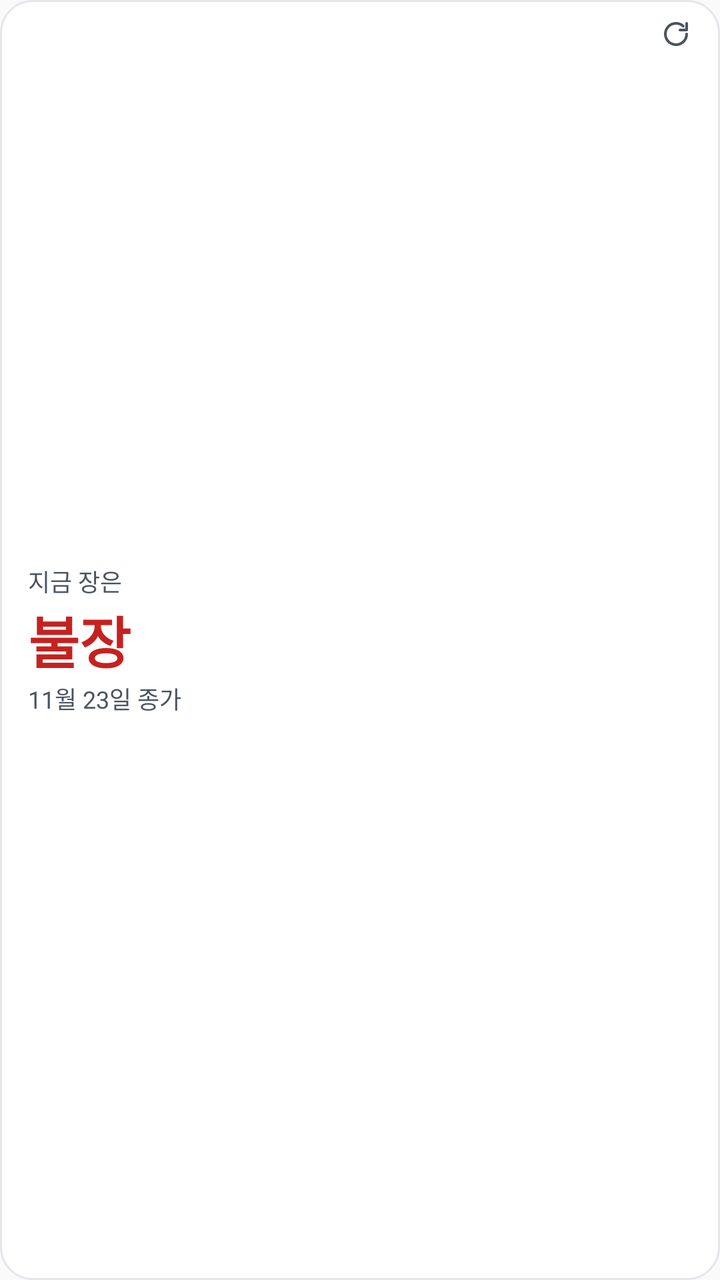
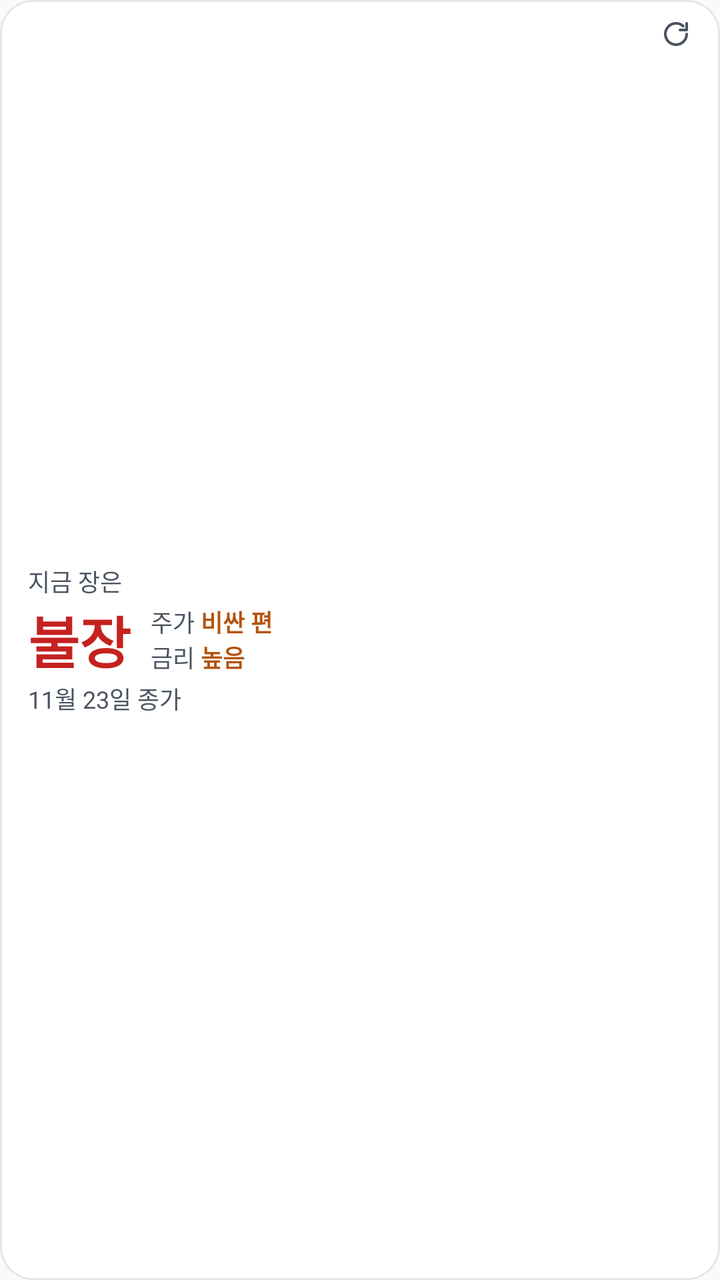

An Android layout rendered at two revisions. The XML below is the earlier revision; the diff shows what the commit changed to produce the second picture.
<!-- AndroidManifest.xml: application theme Theme.HakBanGgul -->
<!-- res/layout/widget_small_preview.xml -->
<?xml version="1.0" encoding="utf-8"?>
<FrameLayout xmlns:android="http://schemas.android.com/apk/res/android"
    android:layout_width="match_parent"
    android:layout_height="match_parent"
    android:background="@drawable/widget_card_background">

    
    <LinearLayout
        android:layout_width="match_parent"
        android:layout_height="match_parent"
        android:gravity="start|center_vertical"
        android:orientation="vertical"
        android:paddingStart="14dp"
        android:paddingTop="8dp"
        android:paddingEnd="14dp"
        android:paddingBottom="8dp">

        
        <TextView
            android:layout_width="wrap_content"
            android:layout_height="wrap_content"
            android:text="@string/mood_now"
            android:textColor="#FF4A5360"
            android:textSize="12sp" />

        
        <TextView
            android:layout_width="wrap_content"
            android:layout_height="wrap_content"
            android:text="@string/stage_bull"
            android:textColor="#FFC5221F"
            android:textSize="28sp"
            android:textStyle="bold" />

        
        <TextView
            android:layout_width="wrap_content"
            android:layout_height="wrap_content"
            android:text="@string/widget_preview_as_of"
            android:textColor="#FF4A5360"
            android:textSize="12sp" />
    </LinearLayout>

    
    <FrameLayout
        android:layout_width="40dp"
        android:layout_height="34dp"
        android:layout_gravity="top|end"
        android:layout_marginTop="0dp"
        android:layout_marginEnd="2dp">

        
        <ImageView
            android:layout_width="16dp"
            android:layout_height="16dp"
            android:layout_gravity="center"
            android:contentDescription="@string/action_refresh"
            android:src="@drawable/ic_widget_refresh"
            android:tint="#FF4A5360" />
    </FrameLayout>
</FrameLayout>
<!-- resources referenced by this layout -->
<resources>
  <!-- drawable ic_widget_refresh (drawable) -->
  <?xml version="1.0" encoding="utf-8"?>
  <vector xmlns:android="http://schemas.android.com/apk/res/android"
      android:width="24dp"
      android:height="24dp"
      android:viewportWidth="24"
      android:viewportHeight="24">
      <path
          android:pathData="M20 12a8 8 0 1 1-2.6-5.9"
          android:strokeWidth="2"
          android:strokeColor="#FFFFFFFF"
          android:strokeLineCap="round"
          android:strokeLineJoin="round" />
      <path
          android:pathData="M20 4v5h-5"
          android:strokeWidth="2"
          android:strokeColor="#FFFFFFFF"
          android:strokeLineCap="round"
          android:strokeLineJoin="round" />
  </vector>
  <!-- drawable widget_card_background (drawable) -->
  <?xml version="1.0" encoding="utf-8"?>
  <shape xmlns:android="http://schemas.android.com/apk/res/android"
      android:shape="rectangle">
      
      <solid android:color="#FFFFFFFF" />
      
      <stroke
          android:width="1dp"
          android:color="#FFE3E6EA" />
      
      <corners android:radius="16dp" />
  </shape>
  <string name="action_refresh">새로 고침</string>
  <string name="mood_now">지금 장은</string>
  <string name="stage_bull">불장</string>
  <string name="widget_preview_as_of">11월 23일 종가</string>
  <style name="Theme.HakBanGgul" parent="android:Theme.Material.Light.NoActionBar" />
</resources>

<!-- the commit's change to res/layout/widget_small_preview.xml (unified diff, before → after) -->
@@ -24,13 +24,81 @@
             android:textSize="12sp" />
 
         
-        <TextView
+        <LinearLayout
             android:layout_width="wrap_content"
             android:layout_height="wrap_content"
-            android:text="@string/stage_bull"
-            android:textColor="#FFC5221F"
-            android:textSize="28sp"
-            android:textStyle="bold" />
+            android:gravity="center_vertical"
+            android:orientation="horizontal">
+
+            
+            <TextView
+                android:layout_width="wrap_content"
+                android:layout_height="wrap_content"
+                android:text="@string/stage_bull"
+                android:textColor="#FFC5221F"
+                android:textSize="28sp"
+                android:textStyle="bold" />
+
+            
+            <LinearLayout
+                android:layout_width="wrap_content"
+                android:layout_height="wrap_content"
+                android:layout_marginStart="10dp"
+                android:orientation="vertical">
+
+                
+                <LinearLayout
+                    android:layout_width="wrap_content"
+                    android:layout_height="wrap_content"
+                    android:gravity="center_vertical"
+                    android:orientation="horizontal">
+
+                    <TextView
+                        android:layout_width="wrap_content"
+                        android:layout_height="wrap_content"
+                        android:maxLines="1"
+                        android:text="@string/widget_price_position_short"
+                        android:textColor="#FF4A5360"
+                        android:textSize="12sp" />
+
+                    <TextView
+                        android:layout_width="wrap_content"
+                        android:layout_height="wrap_content"
+                        android:layout_marginStart="3dp"
+                        android:maxLines="1"
+                        android:text="@string/valuation_price_high"
+                        android:textColor="#FFB45309"
+                        android:textSize="12sp"
+                        android:textStyle="bold" />
+                </LinearLayout>
+
+                
+                <LinearLayout
+                    android:layout_width="wrap_content"
+                    android:layout_height="wrap_content"
+                    android:gravity="center_vertical"
+                    android:orientation="horizontal">
+
+                    <TextView
+                        android:layout_width="wrap_content"
+                        android:layout_height="wrap_content"
+                        android:maxLines="1"
+                        android:text="@string/widget_rate_burden_short"
+                        android:textColor="#FF4A5360"
+                        android:textSize="12sp" />
+
+                    <TextView
+                        android:layout_width="wrap_content"
+                        android:layout_height="wrap_content"
+                        android:layout_marginStart="3dp"
+                        android:maxLines="1"
+                        android:text="@string/valuation_rate_high"
+                        android:textColor="#FFB45309"
+                        android:textSize="12sp"
+                        android:textStyle="bold" />
+                </LinearLayout>
+            </LinearLayout>
+        </LinearLayout>
 
         
         <TextView
<!-- resource entries referenced after the edit -->
@@ -36,7 +36,11 @@
   <string name="action_refresh">새로 고침</string>
   <string name="mood_now">지금 장은</string>
   <string name="stage_bull">불장</string>
+  <string name="valuation_price_high">비싼 편</string>
+  <string name="valuation_rate_high">높음</string>
   <string name="widget_preview_as_of">11월 23일 종가</string>
+  <string name="widget_price_position_short">주가</string>
+  <string name="widget_rate_burden_short">금리</string>
   <style name="Theme.HakBanGgul" parent="android:Theme.Material.Light.NoActionBar" />
 </resources>
 
